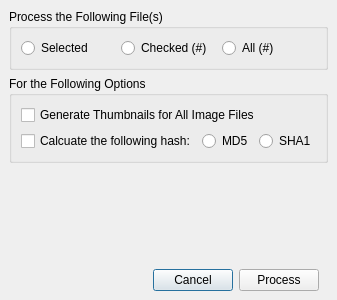
Before: the Qt Designer form digdeeperdialog.ui in pjrinaldi/wombatforensics, drawn with Qt 5.
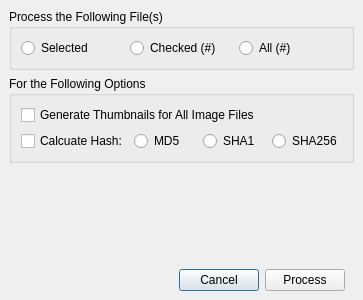
After: the same form once the commit is applied.

The edit to the form file:
```diff
--- a/digdeeperdialog.ui
+++ b/digdeeperdialog.ui
@@ -9,7 +9,7 @@
    <rect>
     <x>0</x>
     <y>0</y>
-    <width>308</width>
+    <width>363</width>
     <height>300</height>
    </rect>
   </property>
@@ -110,7 +110,7 @@
           <item>
            <widget class="QCheckBox" name="hashcheckbox">
             <property name="text">
-             <string>Calcuate the following hash:</string>
+             <string>Calcuate Hash:</string>
             </property>
            </widget>
           </item>
@@ -128,6 +128,13 @@
             </property>
            </widget>
           </item>
+          <item>
+           <widget class="QRadioButton" name="sha256radiobutton">
+            <property name="text">
+             <string>SHA256</string>
+            </property>
+           </widget>
+          </item>
          </layout>
         </item>
        </layout>
```
